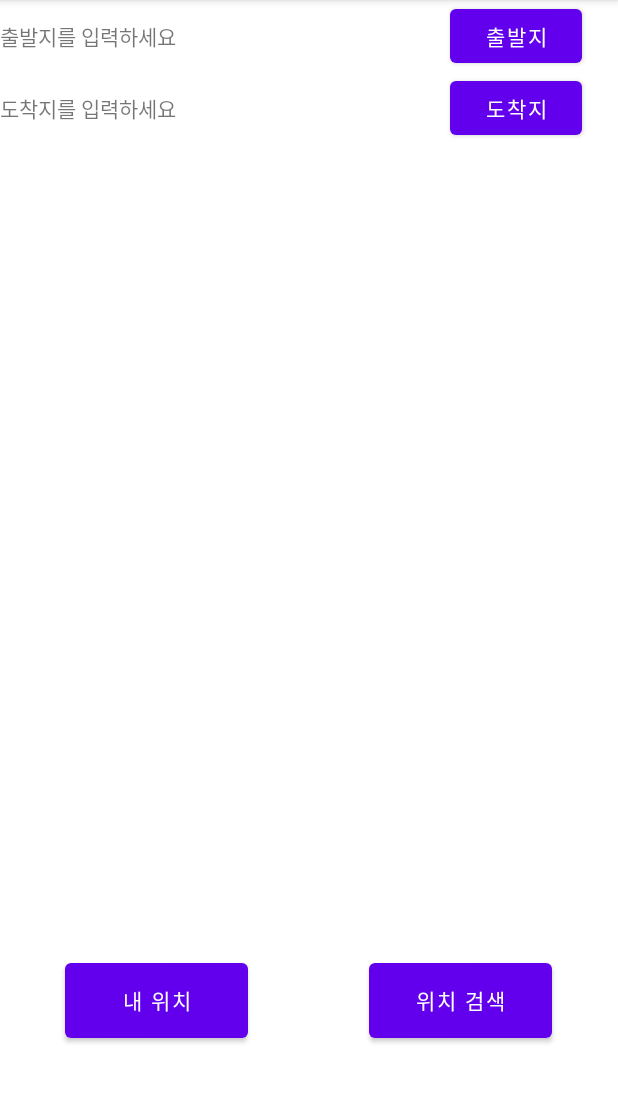
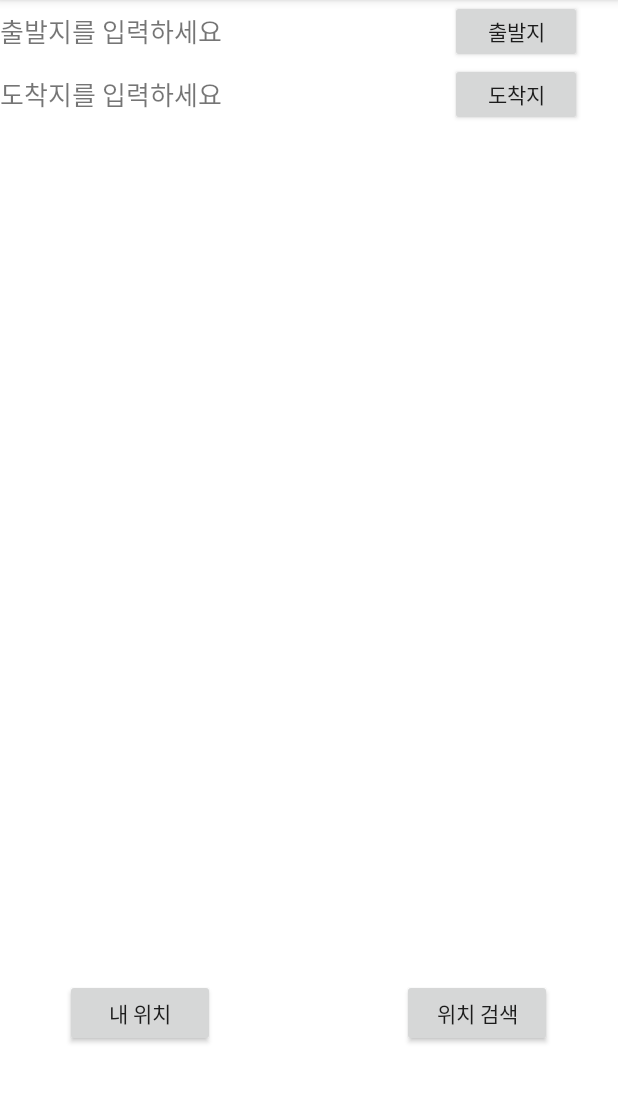
Before and after one commit to kangyunsik/StartUpTeam, an Android app: the MapActivity screen opened directly, with no data from a screen before it, on a phone screen of 412 x 824 dp, the part 84-1187 px from its top. Run offline under Robolectric (Android 15) with nearby library versions, the phone set to English and light mode, and no system bars; libraries missing offline, so code that uses them is left out: net.daum.android, net.daum.mf; 4 statements that could not run were skipped.

Commit message:
UI 수정 및 로딩화면을 launcher로 설정.

```diff
--- a/app/src/main/AndroidManifest.xml
+++ b/app/src/main/AndroidManifest.xml
@@ -18,8 +18,7 @@
         android:supportsRtl="true"
         android:theme="@style/Theme.StartUpTeam"
         android:usesCleartextTraffic="true">
-        <service
-            android:name=".MyFirebaseMessagingService">
+        <service android:name=".MyFirebaseMessagingService">
             <intent-filter>
                 <action android:name="com.google.firebase.MESSAGING_EVENT" />
             </intent-filter>
@@ -37,7 +36,13 @@
 
         <activity
             android:name=".LoadingActivity"
-            android:theme="@android:style/Theme.NoTitleBar.Fullscreen" />
+            android:theme="@android:style/Theme.NoTitleBar.Fullscreen">
+            <intent-filter>
+                <action android:name="android.intent.action.MAIN" />
+
+                <category android:name="android.intent.category.LAUNCHER" />
+            </intent-filter>
+        </activity>
         <activity
             android:name=".Result_popup"
             android:label="@string/title_activity_result_popup"
@@ -71,11 +76,7 @@
 
         <activity android:name=".MapActivity" />
         <activity android:name=".MainActivity">
-            <intent-filter>
-                <action android:name="android.intent.action.MAIN" />
 
-                <category android:name="android.intent.category.LAUNCHER" />
-            </intent-filter>
         </activity> <!-- API KEY -->
         <!--<meta-data
             android:name="com.kakao.sdk.AppKey"
--- a/app/src/main/java/com/example/startupteam/LoadingActivity.java
+++ b/app/src/main/java/com/example/startupteam/LoadingActivity.java
@@ -3,6 +3,7 @@ package com.example.startupteam;
 import androidx.appcompat.app.AppCompatActivity;
 
 import android.app.Activity;
+import android.content.Intent;
 import android.os.Bundle;
 import android.os.Handler;
 
@@ -18,7 +19,9 @@ public class LoadingActivity extends Activity {
         handler.postDelayed(new Runnable() {
             @Override
             public void run() {
-                finish();
+                Intent intent= new Intent(getApplicationContext(), MainActivity.class);
+                startActivity(intent);  //Loagin화면을 띄운다.
+                finish();   //현재 액티비티 종료
             }
         }, 2000);
     }
--- a/app/src/main/java/com/example/startupteam/MainActivity.java
+++ b/app/src/main/java/com/example/startupteam/MainActivity.java
@@ -83,8 +83,6 @@ public class MainActivity extends AppCompatActivity {
                 });
 
 
-        Intent intent2 = new Intent(this, LoadingActivity.class);
-        startActivity(intent2);
 
         Checker checker = new Checker();                    // PERMISSION CHECKER THREAD
         checker.start();
--- a/app/src/main/res/layout/activity_map.xml
+++ b/app/src/main/res/layout/activity_map.xml
@@ -22,40 +22,50 @@
     <TableLayout
         android:id="@+id/tableLayout"
         android:layout_width="match_parent"
-        android:layout_height="match_parent">
+        android:layout_height="wrap_content"
+        android:translationZ="10dp"
+        app:layout_constraintEnd_toEndOf="parent"
+        app:layout_constraintStart_toStartOf="parent"
+        app:layout_constraintTop_toTopOf="parent">
 
         <TableRow
             android:layout_width="match_parent"
-            android:layout_height="match_parent">
+            android:layout_height="match_parent"
+            android:layout_weight="1">
 
             <TextView
                 android:id="@+id/start_text"
                 android:layout_width="300dp"
-                android:layout_height="wrap_content"
-                android:text="출발지를 입력하세요" />
+                android:layout_height="match_parent"
+                android:gravity="start|left|center_vertical"
+                android:text="출발지를 입력하세요"
+                android:textSize="17sp" />
 
-            <Button
+            <androidx.appcompat.widget.AppCompatButton
                 android:id="@+id/start_btn"
                 android:layout_width="wrap_content"
-                android:layout_height="wrap_content"
+                android:layout_height="42dp"
                 android:onClick="onClickS"
                 android:text="출발지" />
         </TableRow>
 
         <TableRow
             android:layout_width="match_parent"
-            android:layout_height="match_parent">
+            android:layout_height="match_parent"
+            android:layout_weight="1">
 
             <TextView
                 android:id="@+id/end_text"
                 android:layout_width="300dp"
-                android:layout_height="wrap_content"
-                android:text="도착지를 입력하세요" />
+                android:layout_height="match_parent"
+                android:gravity="start|center_vertical"
+                android:text="도착지를 입력하세요"
+                android:textSize="17sp" />
 
-            <Button
+            <androidx.appcompat.widget.AppCompatButton
                 android:id="@+id/end_btn"
                 android:layout_width="wrap_content"
-                android:layout_height="wrap_content"
+                android:layout_height="42dp"
                 android:onClick="onClickS"
                 android:text="도착지" />
         </TableRow>
@@ -74,12 +84,12 @@
         app:layout_constraintTop_toTopOf="parent"
         app:layout_constraintVertical_bias="1.0">
 
-        <Button
+        <androidx.appcompat.widget.AppCompatButton
             android:id="@+id/FButton"
-            android:layout_width="126dp"
-            android:layout_height="54dp"
-            android:layout_alignParentStart="true"
-            android:layout_alignParentTop="true"
+            android:layout_width="100dp"
+            android:layout_height="45dp"
+            android:layout_alignParentStart="false"
+            android:layout_alignParentTop="false"
             android:layout_alignParentEnd="true"
             android:layout_alignParentBottom="true"
             android:layout_marginStart="246dp"
@@ -89,13 +99,13 @@
             android:onClick="onClickS"
             android:text="위치 검색" />
 
-        <Button
+        <androidx.appcompat.widget.AppCompatButton
             android:id="@+id/my_btn"
-            android:layout_width="101dp"
-            android:layout_height="65dp"
+            android:layout_width="100dp"
+            android:layout_height="45dp"
             android:layout_alignParentStart="true"
-            android:layout_alignParentTop="true"
-            android:layout_alignParentEnd="true"
+            android:layout_alignParentTop="false"
+            android:layout_alignParentEnd="false"
             android:layout_alignParentBottom="true"
             android:layout_marginStart="43dp"
             android:layout_marginTop="500dp"
```
